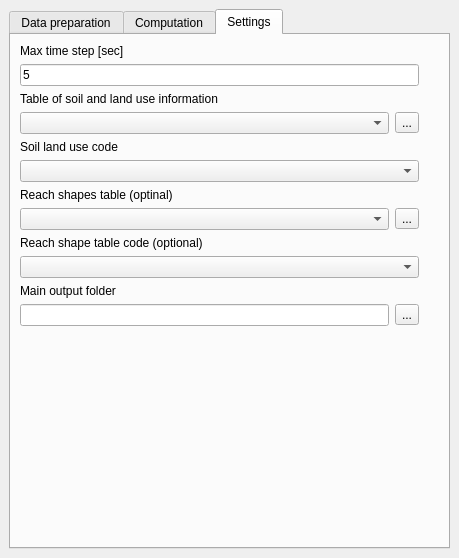
Before: the Qt Designer form bin/qgis/smoderp/smoderp_2D_dockwidget_base.ui in storm-fsv-cvut/smoderp2d, drawn with Qt 5.
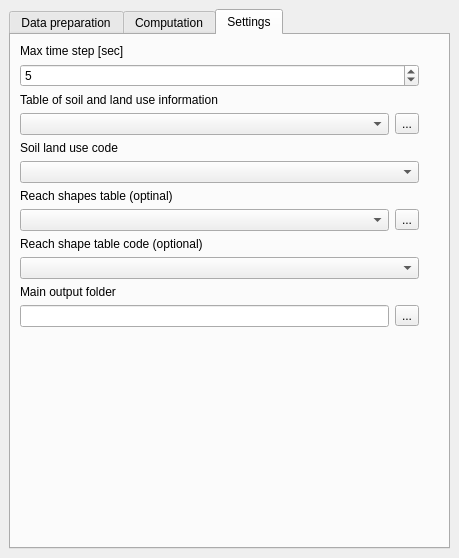
After: the same form once the commit is applied. The open tabs and pages were chosen to show the change. Custom widgets are drawn as their Qt base class.

Commit message: Progress on QGIS plugin - checking inputs. (see #28)

Diff of the .ui file:
```diff
--- a/bin/qgis/smoderp/smoderp_2D_dockwidget_base.ui
+++ b/bin/qgis/smoderp/smoderp_2D_dockwidget_base.ui
@@ -15,7 +15,7 @@
   </property>
   <widget class="QWidget" name="dockWidgetContents">
    <layout class="QGridLayout" name="gridLayout_3">
-    <item row="1" column="0">
+    <item row="0" column="0">
      <widget class="QTabWidget" name="tabWidget">
       <property name="currentIndex">
        <number>0</number>
@@ -354,13 +354,6 @@
           </property>
          </widget>
         </item>
-        <item row="1" column="0">
-         <widget class="QLineEdit" name="maxdt_lineEdit">
-          <property name="text">
-           <string>5</string>
-          </property>
-         </widget>
-        </item>
         <item row="2" column="0">
          <widget class="QLabel" name="label_17">
           <property name="text">
@@ -370,14 +363,14 @@
         </item>
         <item row="3" column="0">
          <layout class="QGridLayout" name="gridLayout_13">
-          <item row="0" column="1">
+          <item row="0" column="2">
            <widget class="QToolButton" name="table_soil_vegetation_toolButton">
             <property name="text">
              <string>...</string>
             </property>
            </widget>
           </item>
-          <item row="0" column="0">
+          <item row="0" column="1">
            <widget class="QgsMapLayerComboBox" name="table_soil_vegetation_comboBox"/>
           </item>
          </layout>
@@ -406,6 +399,13 @@
           </property>
          </widget>
         </item>
+        <item row="1" column="0">
+         <widget class="QSpinBox" name="maxdt_lineEdit">
+          <property name="value">
+           <number>5</number>
+          </property>
+         </widget>
+        </item>
        </layout>
       </widget>
      </widget>
```
Left out of the diff: 35 changed lines with no effect on the pictures. The commit also changes 1 other file.
